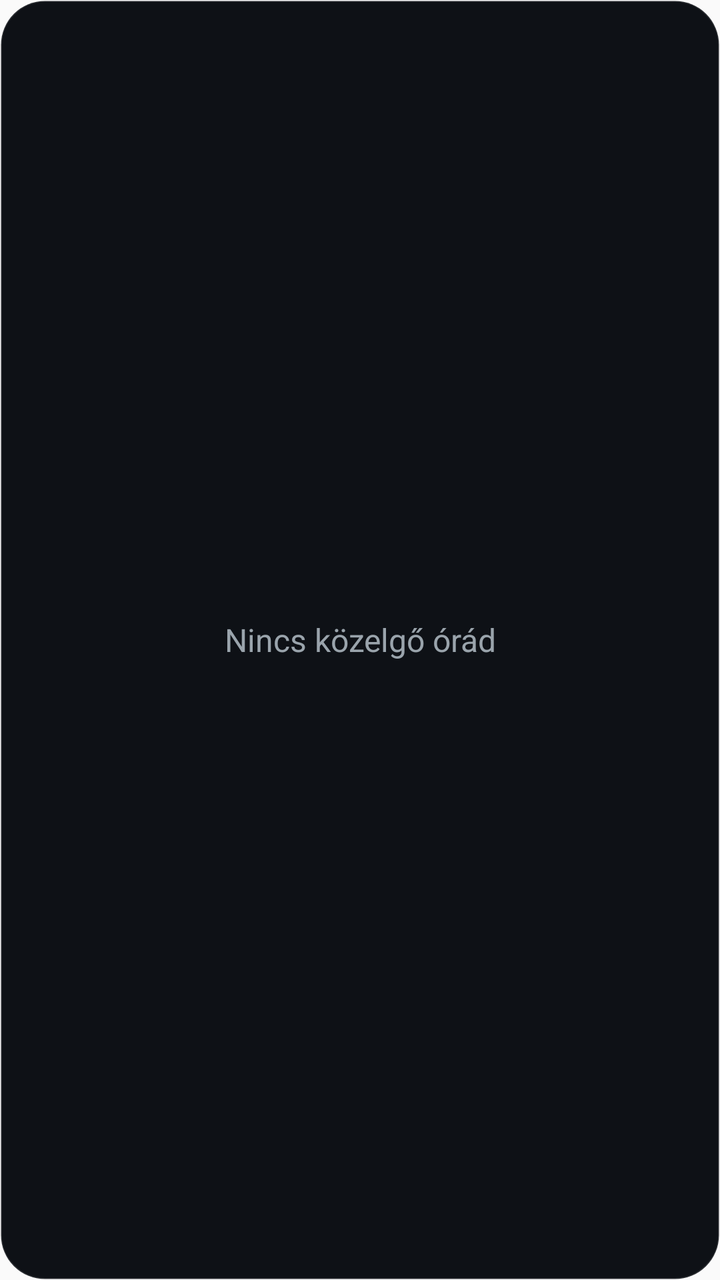
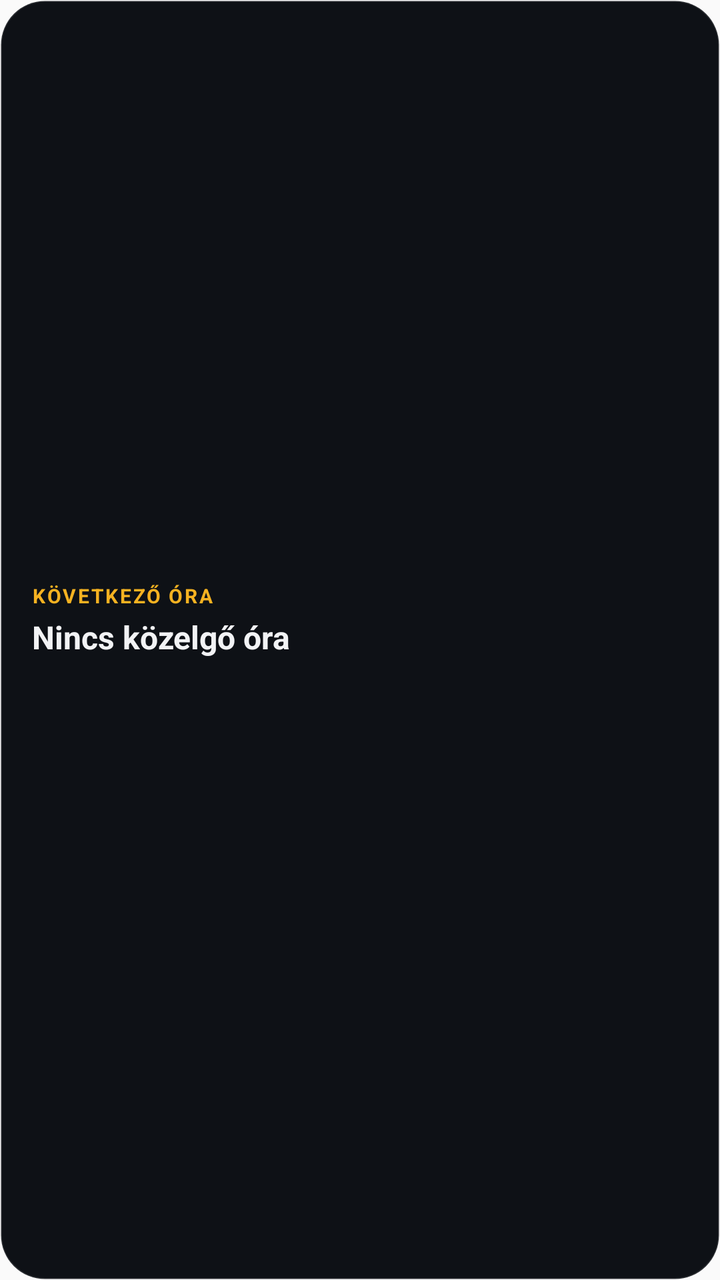

Before-and-after screenshots of an Android layout around one commit, followed by the original layout XML and the change that was made.
<!-- AndroidManifest.xml: application theme AppTheme -->
<!-- res/layout/widget_next_class.xml -->
<?xml version="1.0" encoding="utf-8"?>
<FrameLayout xmlns:android="http://schemas.android.com/apk/res/android"
    android:id="@+id/w_root"
    android:layout_width="match_parent"
    android:layout_height="match_parent">

    <AdapterViewFlipper
        android:id="@+id/w_stack"
        android:layout_width="match_parent"
        android:layout_height="match_parent"
        android:autoStart="true"
        android:flipInterval="5000" />

    <TextView
        android:id="@+id/w_empty"
        android:layout_width="match_parent"
        android:layout_height="match_parent"
        android:background="@drawable/widget_bg"
        android:gravity="center"
        android:padding="18dp"
        android:textColor="#9AA4AC"
        android:textSize="16sp"
        android:text="Nincs közelgő órád" />
</FrameLayout>
<!-- resources referenced by this layout -->
<resources>
  <!-- drawable widget_bg (drawable) -->
  <?xml version="1.0" encoding="utf-8"?>
  <shape xmlns:android="http://schemas.android.com/apk/res/android" android:shape="rectangle">
      <solid android:color="#0E1116" />
      <corners android:radius="22dp" />
      <stroke android:width="1dp" android:color="#20FFFFFF" />
  </shape>
  <style name="AppTheme" parent="Theme.AppCompat.Light.DarkActionBar">
          
          <item name="colorPrimary">@color/colorPrimary</item>
          <item name="colorPrimaryDark">@color/colorPrimaryDark</item>
          <item name="colorAccent">@color/colorAccent</item>
      </style>
</resources>

<!-- the commit's change to res/layout/widget_next_class.xml (unified diff, before → after) -->
@@ -1,24 +1,47 @@
 <?xml version="1.0" encoding="utf-8"?>
-<FrameLayout xmlns:android="http://schemas.android.com/apk/res/android"
+<LinearLayout xmlns:android="http://schemas.android.com/apk/res/android"
     android:id="@+id/w_root"
     android:layout_width="match_parent"
-    android:layout_height="match_parent">
-
-    <AdapterViewFlipper
-        android:id="@+id/w_stack"
-        android:layout_width="match_parent"
-        android:layout_height="match_parent"
-        android:autoStart="true"
-        android:flipInterval="5000" />
+    android:layout_height="match_parent"
+    android:orientation="vertical"
+    android:background="@drawable/widget_bg"
+    android:paddingLeft="16dp"
+    android:paddingRight="16dp"
+    android:paddingTop="12dp"
+    android:paddingBottom="12dp"
+    android:gravity="center_vertical">
 
     <TextView
-        android:id="@+id/w_empty"
+        android:id="@+id/w_label"
+        android:layout_width="wrap_content"
+        android:layout_height="wrap_content"
+        android:textColor="#F5B221"
+        android:textSize="10sp"
+        android:textStyle="bold"
+        android:letterSpacing="0.09"
+        android:maxLines="1"
+        android:text="KÖVETKEZŐ ÓRA" />
+
+    <TextView
+        android:id="@+id/w_title"
         android:layout_width="match_parent"
-        android:layout_height="match_parent"
-        android:background="@drawable/widget_bg"
-        android:gravity="center"
-        android:padding="18dp"
+        android:layout_height="wrap_content"
+        android:layout_marginTop="3dp"
+        android:textColor="#F2F3F5"
+        android:textSize="16sp"
+        android:textStyle="bold"
+        android:maxLines="1"
+        android:ellipsize="end"
+        android:text="Nincs közelgő óra" />
+
+    <TextView
+        android:id="@+id/w_sub"
+        android:layout_width="match_parent"
+        android:layout_height="wrap_content"
+        android:layout_marginTop="2dp"
         android:textColor="#9AA4AC"
-        android:textSize="16sp"
-        android:text="Nincs közelgő órád" />
-</FrameLayout>
+        android:textSize="12.5sp"
+        android:maxLines="1"
+        android:ellipsize="end"
+        android:text="" />
+</LinearLayout>
